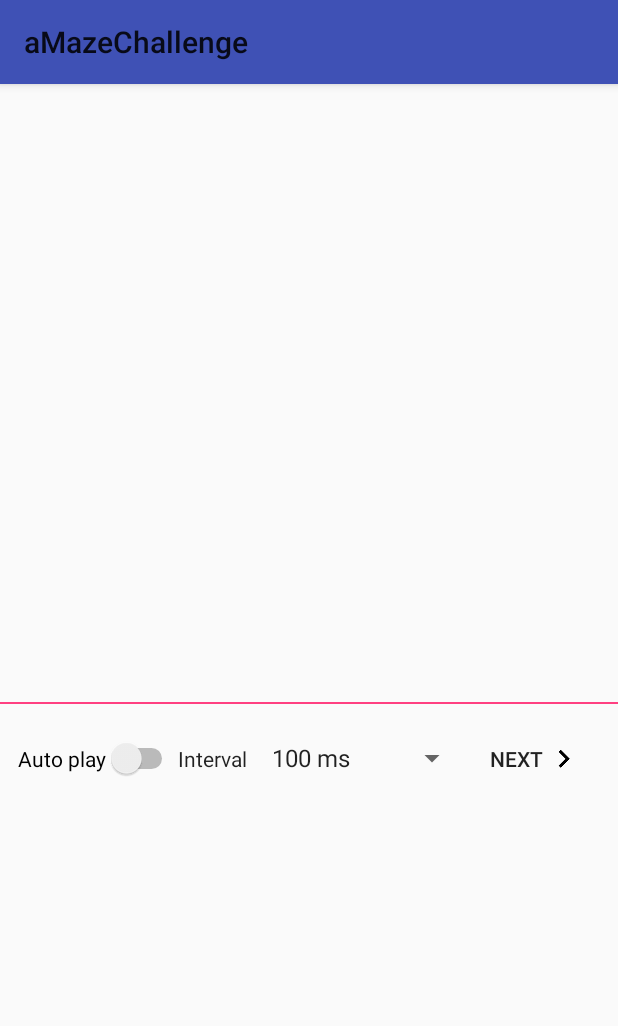
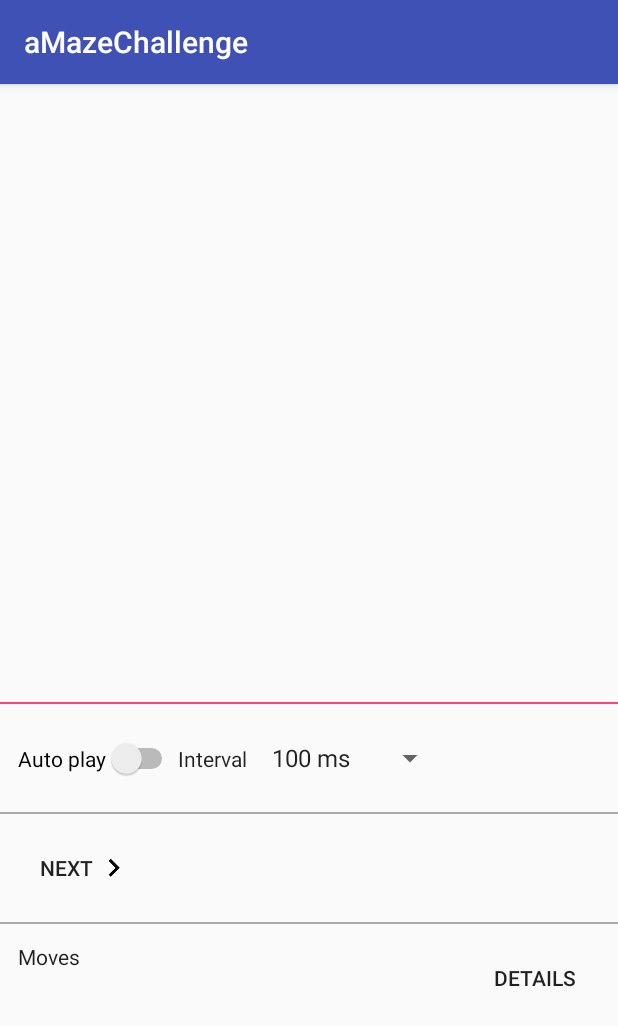
Before and after one commit to nearchos/aMazeChallenge, an Android app: the GameActivity screen opened directly, with no data from a screen before it, on a phone screen of 412 x 824 dp. Shown: the top 1026 px of the screen. Run offline under Robolectric (Android 15) with nearby library versions, the phone set to English and light mode, and no system bars; 9 statements that could not run were skipped.

Commit message:
Preparing the GameActivity to display statistics

```diff
--- a/android/app/build.gradle
+++ b/android/app/build.gradle
@@ -8,7 +8,7 @@ android {
         minSdkVersion 19
         targetSdkVersion 26
         versionCode 1
-        versionName "1.0"
+        versionName "0.1"
         testInstrumentationRunner "android.support.test.runner.AndroidJUnitRunner"
         vectorDrawables.useSupportLibrary = true
     }
--- a/android/app/src/main/AndroidManifest.xml
+++ b/android/app/src/main/AndroidManifest.xml
@@ -23,6 +23,7 @@
 
         <activity android:name=".ui.BlocklyActivity"
             android:label="@string/Code_designer"
+            android:theme="@style/BlocklyAppTheme"
             android:parentActivityName="org.inspirecenter.amazechallenge.ui.MainActivity">
             <meta-data
                 android:name="android.support.PARENT_ACTIVITY"
--- a/android/app/src/main/java/org/inspirecenter/amazechallenge/ui/GameActivity.java
+++ b/android/app/src/main/java/org/inspirecenter/amazechallenge/ui/GameActivity.java
@@ -1,9 +1,7 @@
 package org.inspirecenter.amazechallenge.ui;
 
 import android.content.Intent;
-import android.content.SharedPreferences;
 import android.os.Handler;
-import android.preference.PreferenceManager;
 import android.support.v7.app.AppCompatActivity;
 import android.os.Bundle;
 import android.view.View;
@@ -12,7 +10,9 @@ import android.widget.ArrayAdapter;
 import android.widget.Button;
 import android.widget.Spinner;
 import android.widget.Switch;
+import android.widget.TextView;
 
+import org.inspirecenter.amazechallenge.R;
 import org.inspirecenter.amazechallenge.model.Game;
 
 import java.util.Locale;
@@ -35,13 +35,16 @@ public class GameActivity extends AppCompatActivity {
     private Switch autoPlayButton;
     private Button nextButton;
 
+    private TextView movesDataTextView;
+    private Button movesDetailsButton;
+
     @Override
     protected void onCreate(Bundle savedInstanceState) {
         super.onCreate(savedInstanceState);
-        setContentView(org.inspirecenter.amazechallenge.R.layout.activity_game);
+        setContentView(R.layout.activity_game);
 
         this.gameView = findViewById(org.inspirecenter.amazechallenge.R.id.activity_grid_grid_view);
-        this.delaySeekBar = findViewById(org.inspirecenter.amazechallenge.R.id.activity_grid_delay_spinner);
+        this.delaySeekBar = findViewById(org.inspirecenter.amazechallenge.R.id.activity_game_delay_spinner);
         final Vector<String> periodOptions = new Vector<>();
         for(final long period : PERIOD_OPTIONS) {
             if(period < 1000) {
@@ -59,12 +62,21 @@ public class GameActivity extends AppCompatActivity {
             @Override public void onNothingSelected(AdapterView<?> parent) { /* nothing */ }
         });
 
-        this.autoPlayButton = findViewById(org.inspirecenter.amazechallenge.R.id.activity_grid_auto_play_switch);
-        this.nextButton = findViewById(org.inspirecenter.amazechallenge.R.id.activity_grid_button_next);
+        this.autoPlayButton = findViewById(org.inspirecenter.amazechallenge.R.id.activity_game_auto_play_switch);
+        this.nextButton = findViewById(org.inspirecenter.amazechallenge.R.id.activity_game_button_next);
         this.nextButton.setOnClickListener(new View.OnClickListener() {
             @Override
             public void onClick(View v) {
                 makeNextMove();
+            }
+        });
+
+        movesDataTextView = findViewById(R.id.activity_game_moves_data);
+        movesDetailsButton = findViewById(R.id.activity_game_moves_details);
+        movesDetailsButton.setOnClickListener(new View.OnClickListener() {
+            @Override
+            public void onClick(View view) {
+                // todo show a dialog displaying the details of all players' moves
             }
         });
 
@@ -103,6 +115,7 @@ public class GameActivity extends AppCompatActivity {
     private void makeNextMove() {
         game.applyNextMove(this);
         gameView.invalidate();
+        // todo update movesDataTextView
     }
 
     private class MazeRunner extends TimerTask {
--- a/android/app/src/main/res/layout-land/activity_game.xml
+++ b/android/app/src/main/res/layout-land/activity_game.xml
@@ -22,23 +22,46 @@
         android:layout_height="match_parent">
 
         <LinearLayout
-            android:padding="12dp"
             android:orientation="vertical"
             android:layout_width="match_parent"
             android:layout_height="wrap_content">
 
             <LinearLayout
+                android:padding="12dp"
                 android:layout_width="match_parent"
                 android:layout_height="wrap_content">
 
                 <Switch
-                    android:id="@+id/activity_grid_auto_play_switch"
+                    android:id="@+id/activity_game_auto_play_switch"
                     android:layout_width="wrap_content"
                     android:layout_height="wrap_content"
                     android:text="@string/Auto_play" />
 
+                <TextView
+                    android:text="@string/Interval"
+                    style="@style/Base.TextAppearance.AppCompat.Body1"
+                    android:layout_width="wrap_content"
+                    android:layout_height="wrap_content" />
+
+                <Spinner
+                    android:id="@+id/activity_game_delay_spinner"
+                    android:layout_width="wrap_content"
+                    android:layout_height="wrap_content" />
+
+            </LinearLayout>
+
+            <View
+                android:background="@color/lightGray"
+                android:layout_width="match_parent"
+                android:layout_height="1dp"/>
+
+            <LinearLayout
+                android:padding="12dp"
+                android:layout_width="match_parent"
+                android:layout_height="wrap_content">
+
                 <Button
-                    android:id="@+id/activity_grid_button_next"
+                    android:id="@+id/activity_game_button_next"
                     android:text="@string/Next"
                     android:drawableEnd="@drawable/ic_navigate_next_black_24dp"
                     style="@style/Base.Widget.AppCompat.Button.Borderless"
@@ -47,22 +70,41 @@
 
             </LinearLayout>
 
-            <LinearLayout
+            <View
+                android:background="@color/lightGray"
+                android:layout_width="match_parent"
+                android:layout_height="1dp"/>
+
+            <RelativeLayout
+                android:padding="12dp"
                 android:layout_width="match_parent"
                 android:layout_height="wrap_content">
 
                 <TextView
-                    android:text="@string/Interval"
+                    android:id="@+id/activity_game_moves_label"
+                    android:text="@string/Moves"
                     style="@style/Base.TextAppearance.AppCompat.Body1"
+                    android:layout_alignParentStart="true"
                     android:layout_width="wrap_content"
                     android:layout_height="wrap_content" />
 
-                <Spinner
-                    android:id="@+id/activity_grid_delay_spinner"
+                <Button
+                    android:id="@+id/activity_game_moves_details"
+                    android:text="@string/Details"
+                    style="@style/Base.Widget.AppCompat.Button.Borderless"
+                    android:layout_alignParentEnd="true"
                     android:layout_width="wrap_content"
                     android:layout_height="wrap_content" />
 
-            </LinearLayout>
+                <TextView
+                    android:id="@+id/activity_game_moves_data"
+                    style="@style/Base.TextAppearance.AppCompat.Body1"
+                    android:layout_toEndOf="@id/activity_game_moves_label"
+                    android:layout_toStartOf="@id/activity_game_moves_details"
+                    android:layout_width="match_parent"
+                    android:layout_height="wrap_content" />
+
+            </RelativeLayout>
 
         </LinearLayout>
 
--- a/android/app/src/main/res/layout/activity_game.xml
+++ b/android/app/src/main/res/layout/activity_game.xml
@@ -22,17 +22,17 @@
         android:layout_height="match_parent">
 
         <LinearLayout
-            android:padding="12dp"
             android:orientation="vertical"
             android:layout_width="match_parent"
             android:layout_height="wrap_content">
 
             <LinearLayout
+                android:padding="12dp"
                 android:layout_width="match_parent"
                 android:layout_height="wrap_content">
 
                 <Switch
-                    android:id="@+id/activity_grid_auto_play_switch"
+                    android:id="@+id/activity_game_auto_play_switch"
                     android:layout_width="wrap_content"
                     android:layout_height="wrap_content"
                     android:text="@string/Auto_play" />
@@ -44,13 +44,24 @@
                     android:layout_height="wrap_content" />
 
                 <Spinner
-                    android:id="@+id/activity_grid_delay_spinner"
-                    android:layout_width="0dp"
-                    android:layout_weight="1"
+                    android:id="@+id/activity_game_delay_spinner"
+                    android:layout_width="wrap_content"
                     android:layout_height="wrap_content" />
 
+            </LinearLayout>
+
+            <View
+                android:background="@color/lightGray"
+                android:layout_width="match_parent"
+                android:layout_height="1dp"/>
+
+            <LinearLayout
+                android:padding="12dp"
+                android:layout_width="match_parent"
+                android:layout_height="wrap_content">
+
                 <Button
-                    android:id="@+id/activity_grid_button_next"
+                    android:id="@+id/activity_game_button_next"
                     android:text="@string/Next"
                     android:drawableEnd="@drawable/ic_navigate_next_black_24dp"
                     style="@style/Base.Widget.AppCompat.Button.Borderless"
@@ -59,6 +70,42 @@
 
             </LinearLayout>
 
+            <View
+                android:background="@color/lightGray"
+                android:layout_width="match_parent"
+                android:layout_height="1dp"/>
+
+            <RelativeLayout
+                android:padding="12dp"
+                android:layout_width="match_parent"
+                android:layout_height="wrap_content">
+
+                <TextView
+                    android:id="@+id/activity_game_moves_label"
+                    android:text="@string/Moves"
+                    style="@style/Base.TextAppearance.AppCompat.Body1"
+                    android:layout_alignParentStart="true"
+                    android:layout_width="wrap_content"
+                    android:layout_height="wrap_content" />
+
+                <Button
+                    android:id="@+id/activity_game_moves_details"
+                    android:text="@string/Details"
+                    style="@style/Base.Widget.AppCompat.Button.Borderless"
+                    android:layout_alignParentEnd="true"
+                    android:layout_width="wrap_content"
+                    android:layout_height="wrap_content" />
+
+                <TextView
+                    android:id="@+id/activity_game_moves_data"
+                    style="@style/Base.TextAppearance.AppCompat.Body1"
+                    android:layout_toEndOf="@id/activity_game_moves_label"
+                    android:layout_toStartOf="@id/activity_game_moves_details"
+                    android:layout_width="match_parent"
+                    android:layout_height="wrap_content" />
+
+            </RelativeLayout>
+
         </LinearLayout>
 
     </ScrollView>
--- a/android/app/src/main/res/values/colors.xml
+++ b/android/app/src/main/res/values/colors.xml
@@ -3,4 +3,5 @@
     <color name="colorPrimary">#3F51B5</color>
     <color name="colorPrimaryDark">#303F9F</color>
     <color name="colorAccent">#FF4081</color>
+    <color name="lightGray">#AAAAAA</color>
 </resources>
--- a/android/app/src/main/res/values/strings.xml
+++ b/android/app/src/main/res/values/strings.xml
@@ -43,6 +43,8 @@
     <string name="Code_designer">Code designer</string>
     <string name="Code_is_auto_saved">Your code is automatically saved!</string>
     <string name="Your_code_has_been_saved">Your code has been saved!</string>
+    <string name="Moves">Moves</string>
+    <string name="Details">Details</string>
 
     <string name="navigation_drawer_open">Open navigation drawer</string>
     <string name="navigation_drawer_close">Close navigation drawer</string>
--- a/android/app/src/main/res/values/styles.xml
+++ b/android/app/src/main/res/values/styles.xml
@@ -1,7 +1,14 @@
 <resources>
 
     <!-- Base application theme. -->
-    <style name="AppTheme" parent="BlocklyVerticalTheme">
+    <style name="AppTheme" parent="Theme.AppCompat.Light.DarkActionBar">
+        <!-- Customize your theme here. -->
+        <item name="colorPrimary">@color/colorPrimary</item>
+        <item name="colorPrimaryDark">@color/colorPrimaryDark</item>
+        <item name="colorAccent">@color/colorAccent</item>
+    </style>
+
+    <style name="BlocklyAppTheme" parent="BlocklyVerticalTheme">
         <!-- Customize your theme here. -->
         <item name="colorPrimary">@color/colorPrimary</item>
         <item name="colorPrimaryDark">@color/colorPrimaryDark</item>
```
